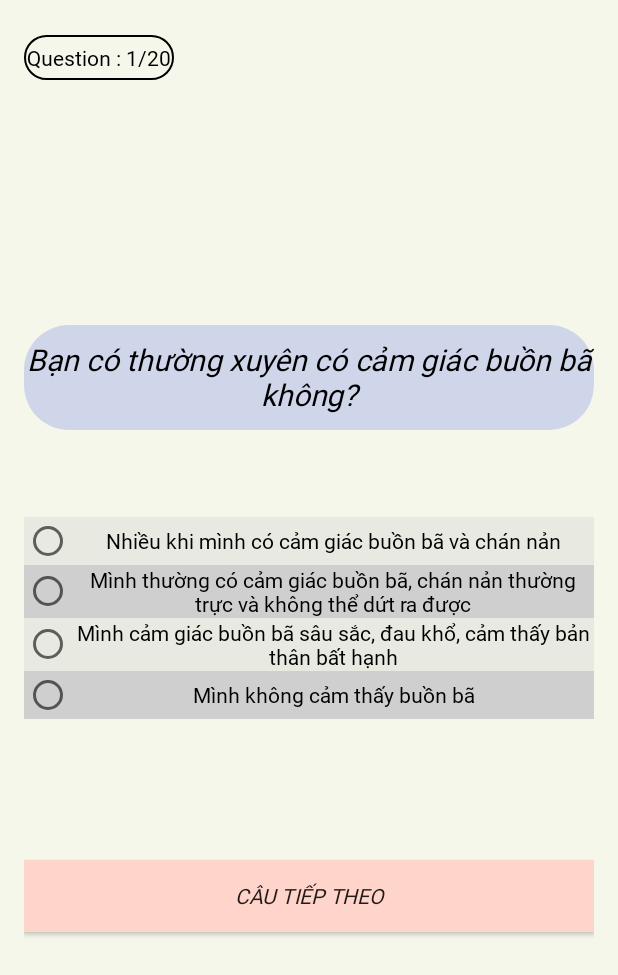
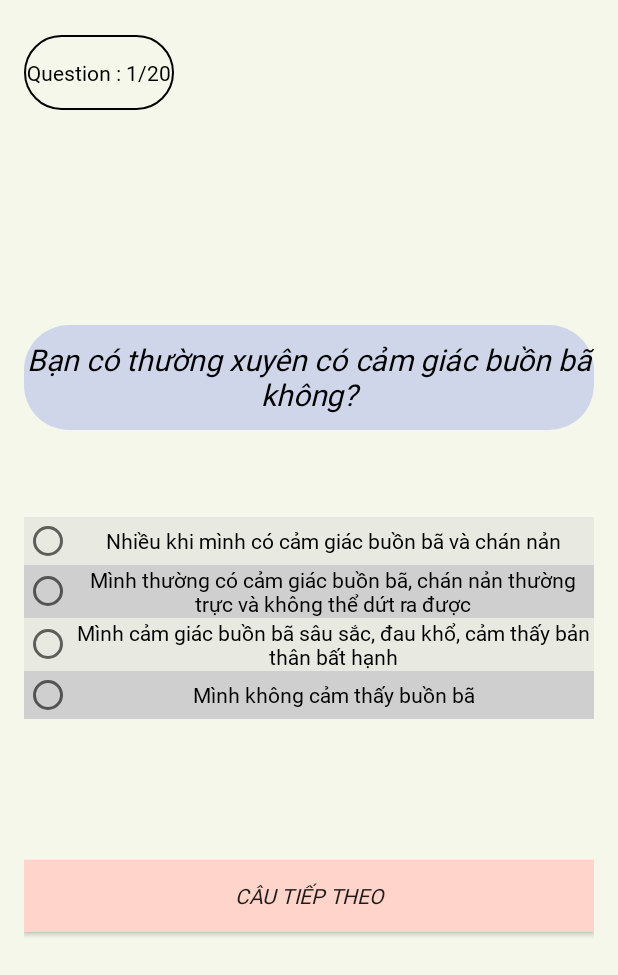
Before and after one commit to tuanha1508/Depresol_Application, an Android app: the QuizActivity screen opened directly, with no data from a screen before it, on a phone screen of 412 x 824 dp. Shown: the top 975 px of the screen. Run offline under Robolectric (Android 15) with nearby library versions, the phone set to English and light mode, and no system bars.

Commit message:
Complete Quiz

```diff
--- a/app/src/main/java/com/example/depresol/QuizActivity.java
+++ b/app/src/main/java/com/example/depresol/QuizActivity.java
@@ -112,6 +112,18 @@ public class QuizActivity extends AppCompatActivity {
     }
 
     private void showNextQuestion() {
+        if(rb1.isChecked()) {
+            result += 0;
+        }
+        if(rb2.isChecked()) {
+            result += 1;
+        }
+        if(rb3.isChecked()) {
+            result += 2;
+        }
+        if(rb4.isChecked()) {
+            result += 3;
+        }
         radioGroup.clearCheck();
         rb1.setTextColor(dfRbcolor);
         rb2.setTextColor(dfRbcolor);
--- a/app/src/main/res/layout/activity_quiz2.xml
+++ b/app/src/main/res/layout/activity_quiz2.xml
@@ -18,13 +18,13 @@
         <TextView
             android:id="@+id/textQuestionNo"
             android:layout_width="100dp"
-            android:layout_height="30dp"
+            android:layout_height="50dp"
+            android:layout_marginTop="7dp"
             android:background="@drawable/round_chat"
             android:fontFamily="@font/firasans_medium"
+            android:gravity="center_vertical|center_horizontal"
             android:text="Câu hỏi : 1 / n"
-            android:gravity="center_vertical|center_horizontal"
-            android:textColor="@color/Black"
-            android:layout_marginTop="7dp"/>
+            android:textColor="@color/Black" />
 
         <TextView
             android:id="@+id/textQuestion"
```
Also changed, not shown: app/src/main/java/com/example/depresol/QuizEnd.java (+21 -4 lines), app/src/main/res/layout/activity_quiz_end.xml (+5 -5 lines).
